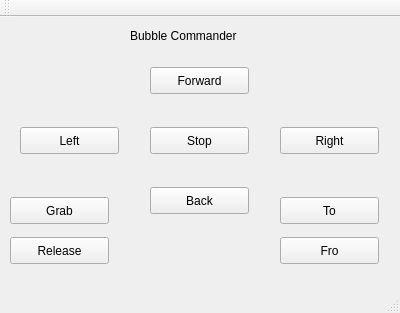
First picture: the form in projects/qt/bubbleCommander/mainwindow.ui, repository bensinghbeno/design-engine, before the edit.
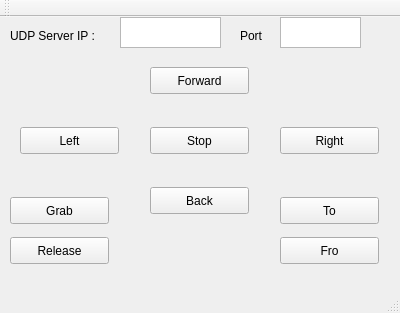
Second picture: the form after the edit.

The edit to the form file:
```diff
--- a/projects/qt/bubbleCommander/mainwindow.ui
+++ b/projects/qt/bubbleCommander/mainwindow.ui
@@ -17,14 +17,14 @@
    <widget class="QLabel" name="label">
     <property name="geometry">
      <rect>
-      <x>130</x>
+      <x>10</x>
       <y>10</y>
-      <width>141</width>
+      <width>101</width>
       <height>17</height>
      </rect>
     </property>
     <property name="text">
-     <string>Bubble Commander</string>
+     <string>UDP Server IP :</string>
     </property>
    </widget>
    <widget class="QPushButton" name="L">
@@ -144,6 +144,39 @@
      <string>Fro</string>
     </property>
    </widget>
+   <widget class="QTextEdit" name="teIp">
+    <property name="geometry">
+     <rect>
+      <x>120</x>
+      <y>0</y>
+      <width>101</width>
+      <height>31</height>
+     </rect>
+    </property>
+   </widget>
+   <widget class="QLabel" name="label_2">
+    <property name="geometry">
+     <rect>
+      <x>240</x>
+      <y>10</y>
+      <width>41</width>
+      <height>17</height>
+     </rect>
+    </property>
+    <property name="text">
+     <string>Port</string>
+    </property>
+   </widget>
+   <widget class="QTextEdit" name="tePort">
+    <property name="geometry">
+     <rect>
+      <x>280</x>
+      <y>0</y>
+      <width>81</width>
+      <height>31</height>
+     </rect>
+    </property>
+   </widget>
   </widget>
   <widget class="QMenuBar" name="menuBar">
    <property name="geometry">
```
Left out of the diff: 4 changed lines with no effect on the pictures.
